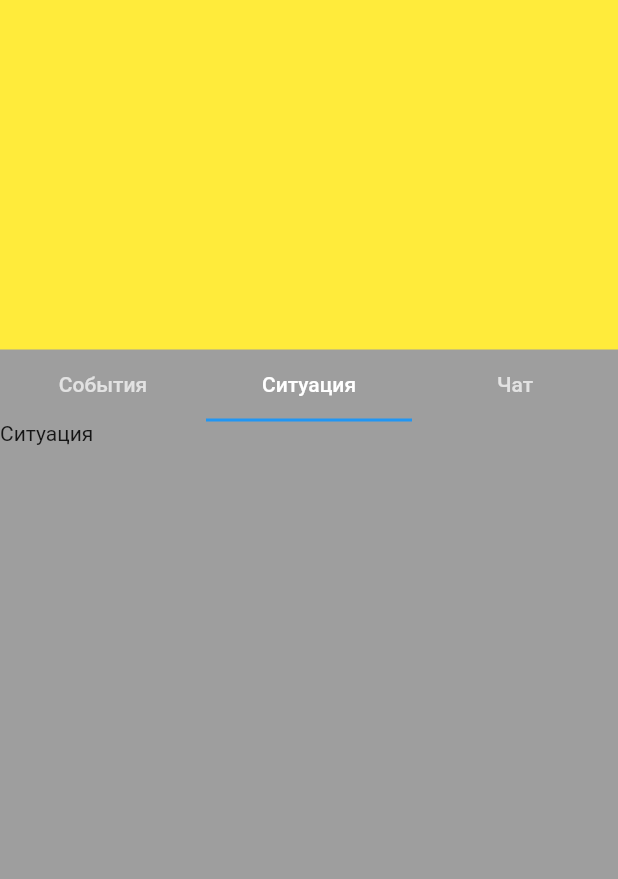
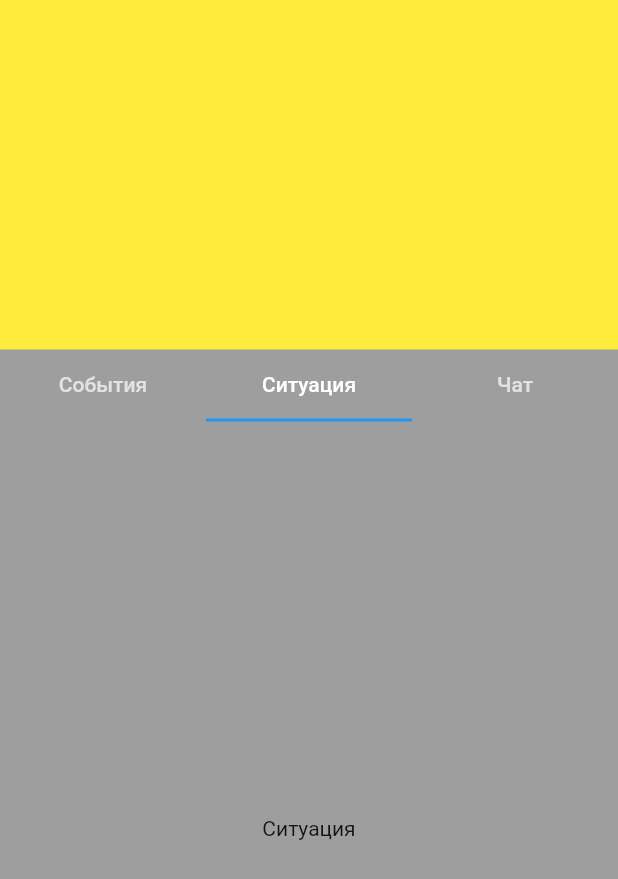
Before and after one commit to grafovdenis/fights, a Flutter app: the GamePage screen opened directly, tab 2 chosen, on a phone screen of 412 x 824 dp. Shown: the top 879 px of the screen. Run offline on Flutter 3.47's test engine with Material 2 defaults, Android fonts, the phone set to English and light mode, and no system bars; our stand-ins replace bloc, flutter_bloc.

Commit message:
update situation

```diff
--- a/lib/pages/internal/game_page.dart
+++ b/lib/pages/internal/game_page.dart
@@ -4,6 +4,7 @@ import 'package:fights/widgets/game_video_header.dart';
 import 'package:fights/widgets/history/history_widget.dart';
 import 'package:fights/widgets/management/management_widget.dart';
 import 'package:fights/widgets/player/player_widget.dart';
+import 'package:fights/widgets/situation/situation_widget.dart';
 import 'package:flutter/material.dart';
 
 class GamePage extends StatefulWidget {
@@ -66,7 +67,7 @@ class _GamePageState extends State<GamePage> with TickerProviderStateMixin {
         controller: tabController,
         children: [
           buildWidget(),
-          Text('Ситуация'),
+          SituationWidget(),
           ChatWidget(),
         ],
       ),
--- a/lib/widgets/situation/situation_widget.dart
+++ b/lib/widgets/situation/situation_widget.dart
@@ -11,7 +11,7 @@ class SituationWidget extends StatelessWidget {
     return BlocBuilder<SituationBloc, SituationState>(
       cubit: context.bloc<FightBloc>().situationBloc,
       builder: (context, state) {
-        return Container();
+        return Center(child: Text("Ситуация"));
       },
     );
   }
```
Also changed, not shown: lib/blocs/fight/fight_bloc.dart (+7 -0 lines).
